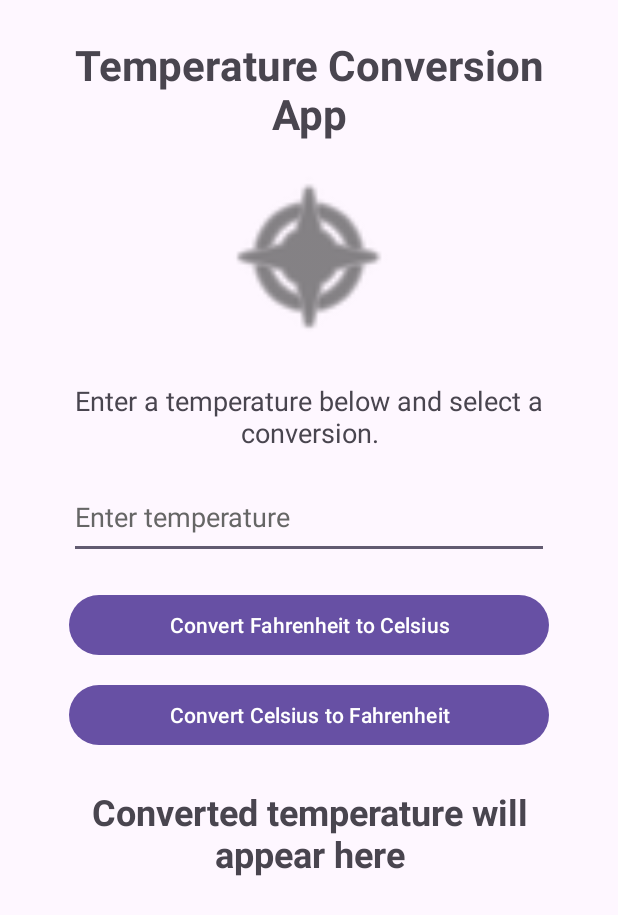
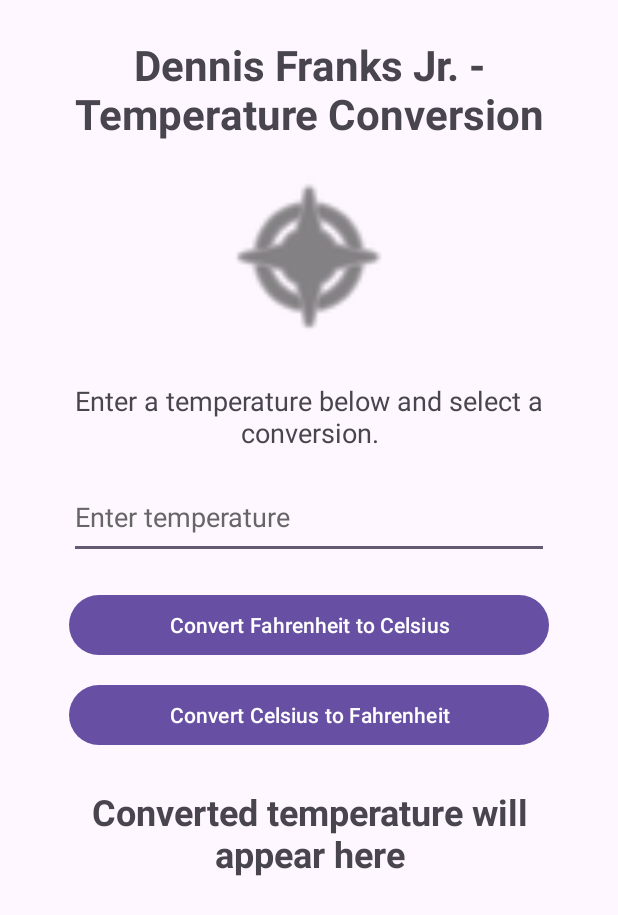
Before and after one commit to Dfranks84/TemperatureConversionApp, an Android app: the screen it shows after launch (MainActivity), on a phone screen of 412 x 824 dp. Shown: the top 915 px of the screen. Run offline under Robolectric (Android 15) with nearby library versions, the phone set to English and light mode, and no system bars.

Commit message:
Updated application title to meet assignment requirements

```diff
--- a/app/src/main/res/values/strings.xml
+++ b/app/src/main/res/values/strings.xml
@@ -1,32 +1,22 @@
 <?xml version="1.0" encoding="utf-8"?>
 <resources>
-
-    <string name="app_name">Temperature Conversion</string>
-
-    <string name="app_title">Temperature Conversion App</string>
+    <string name="app_name">Dennis Franks Jr. - Temperature Conversion</string>
+    <string name="app_title">Dennis Franks Jr. - Temperature Conversion</string>
 
     <string name="image_description">Temperature conversion image</string>
-
     <string name="instructions">Enter a temperature below and select a conversion.</string>
-
     <string name="temperature_hint">Enter temperature</string>
 
     <string name="btn_f_to_c">Convert Fahrenheit to Celsius</string>
-
     <string name="btn_c_to_f">Convert Celsius to Fahrenheit</string>
 
     <string name="result_placeholder">Converted temperature will appear here</string>
 
-    <string name="result_f_to_c">%1$.2f°F = %2$.2f°C</string>
-
-    <string name="result_c_to_f">%1$.2f°C = %2$.2f°F</string>
-
     <string name="error_empty">Please enter a temperature.</string>
-
-    <string name="error_invalid">Please enter a valid number.</string>
-
+    <string name="error_invalid">Please enter a valid temperature.</string>
     <string name="error_f_range">Fahrenheit must be between -100°F and 250°F.</string>
-
     <string name="error_c_range">Celsius must be between -75°C and 125°C.</string>
 
+    <string name="result_f_to_c">%1$.2f°F = %2$.2f°C</string>
+    <string name="result_c_to_f">%1$.2f°C = %2$.2f°F</string>
 </resources>
```
